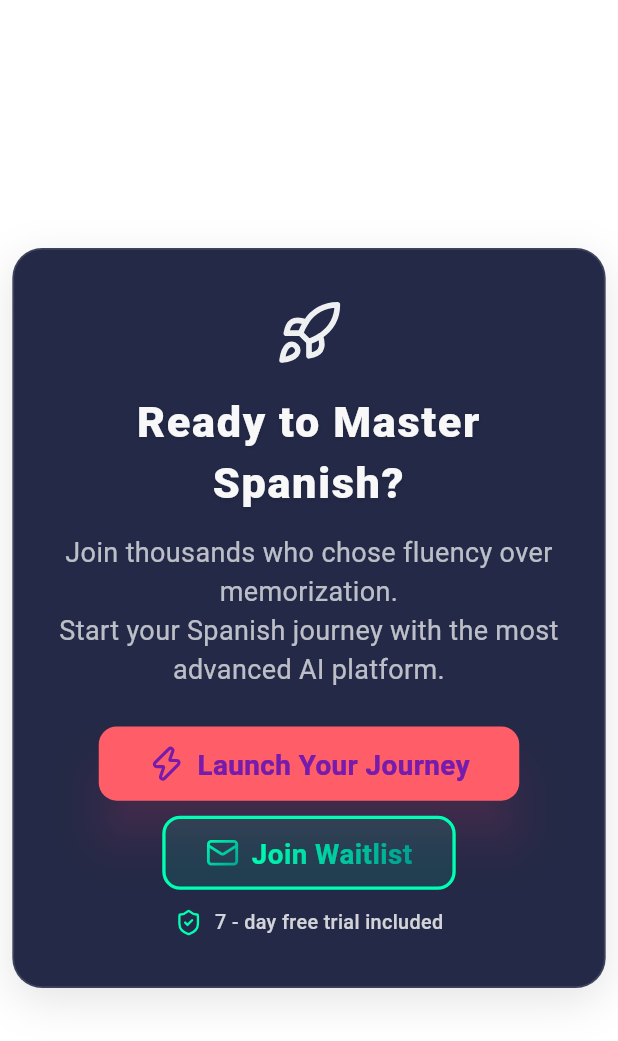
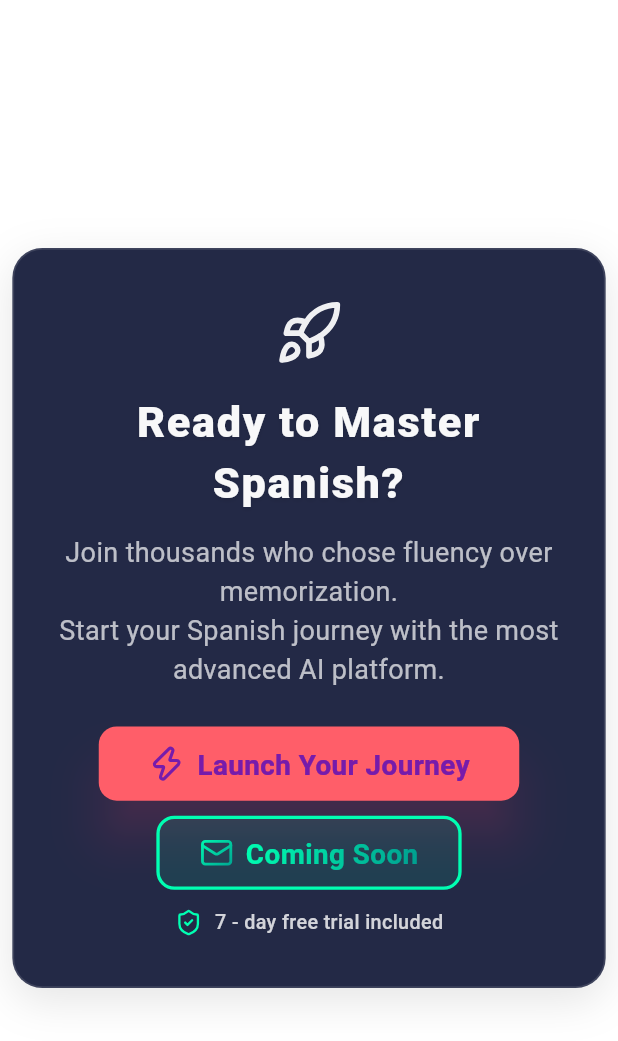
Before and after one commit to langverseadmin/Fluoverse-Landing-Page, a Flutter app: the FinalCtaSection widget shown alone on an empty page, opened directly, on a phone screen of 412 x 824 dp. Shown: the top 1041 px of the screen. Run offline on Flutter 3.47's test engine with Material 3 defaults, Android fonts, the phone set to English and light mode, and no system bars; our stand-ins replace confetti, flutter_animate, flutter_markdown, go_router, lottie, lucide_icons and 1 more; missing offline and left inert: dart:html; accounts and stored records are empty.

Commit message:
disconnect the waitlist

```diff
--- a/lib/main.dart
+++ b/lib/main.dart
@@ -7,7 +7,7 @@ import '../website/screens/homepage.dart'; // 👈 Make sure this matches your f
 import '../website/screens/features.dart';
 import '../website/screens/contact.dart';
 import '../website/screens/get_started.dart';
-import '../website/screens/join_waitlist.dart';
+// import '../website/screens/join_waitlist.dart'; // Disconnected waitlist page
 import '../website/screens/pricing_v2.dart';
 import '../website/screens/privacy_policy.dart';
 import '../website/screens/terms_policy.dart';
@@ -40,10 +40,10 @@ final _router = GoRouter(
       path: '/get-started',
       builder: (context, state) => const GetStartedScreen(),
     ),
-    GoRoute(
-      path: '/join-waitlist',
-      builder: (context, state) => const JoinWaitlist(),
-    ),
+    // GoRoute(
+    //   path: '/join-waitlist',
+    //   builder: (context, state) => const JoinWaitlist(),
+    // ),
     GoRoute(
       path: '/pricing',
       builder: (context, state) => const PaymentScreen(),
--- a/lib/website/screens/get_started.dart
+++ b/lib/website/screens/get_started.dart
@@ -3,7 +3,7 @@
 import 'package:flutter/material.dart';
 import 'package:lucide_icons/lucide_icons.dart';
 import '../widgets/get_started_widgets.dart';
-import '../screens/join_waitlist.dart';
+// import '../screens/join_waitlist.dart'; // Disconnected waitlist page
 import '../widgets/homepage_widgets.dart'; // Import for FooterSection
 import '../widgets/navigation_bar_widget.dart'; // Import for NavigationBarWidget
 import 'package:go_router/go_router.dart';
@@ -56,7 +56,7 @@ class GetStartedScreen extends StatelessWidget {
                         label: 'Create Account',
                         icon: LucideIcons.userPlus,
                         onPressed: () {
-                          context.push('/join-waitlist');
+                          // context.push('/join-waitlist'); // Disconnected waitlist page
                         },
                       ),
                       GetStartedActionButton(
--- a/lib/website/widgets/homepage_widgets.dart
+++ b/lib/website/widgets/homepage_widgets.dart
@@ -1001,7 +1001,7 @@ class _ComingSoonStripState extends State<ComingSoonStrip>
                             height: buttonHeight,
                             child: Center(
                               child: _PremiumButton(
-                                text: 'Join Waitlist',
+                                text: 'Coming Soon',
                                 icon: Icons.star_rounded,
                                 background: const LinearGradient(
                                   colors: [kAccentBlue, kPremiumPurple],
@@ -1009,7 +1009,7 @@ class _ComingSoonStripState extends State<ComingSoonStrip>
                                   end: Alignment.bottomRight,
                                 ),
                                 onPressed: () {
-                                  context.push('/join-waitlist');
+                                  // context.push('/join-waitlist'); // Disconnected waitlist page
                                 },
                                 glowColor: kPremiumPurple.withOpacity(0.38),
                               ).animate().fadeIn(duration: 1400.ms),
--- a/lib/website/widgets/pricing_widgets.dart
+++ b/lib/website/widgets/pricing_widgets.dart
@@ -1616,7 +1616,7 @@ class FinalCtaSection extends StatelessWidget {
                         end: Alignment.bottomRight,
                       ).createShader(bounds),
                       child: Text(
-                        'Join Waitlist',
+                        'Coming Soon',
                         style: TextStyle(
                           fontWeight: FontWeight.bold,
                           fontSize: buttonFont,
@@ -1640,7 +1640,7 @@ class FinalCtaSection extends StatelessWidget {
                       overlayColor: MaterialStateProperty.all(const Color(0xFF00FFB2).withOpacity(0.13)),
                     ),
                     onPressed: () {
-                      context.push('/join-waitlist');
+                      // context.push('/join-waitlist'); // Disconnected waitlist page
                     },
                   ),
                 ),
```
Also changed, not shown: lib/website/widgets/features_widgets.dart (+33 -33 lines).
